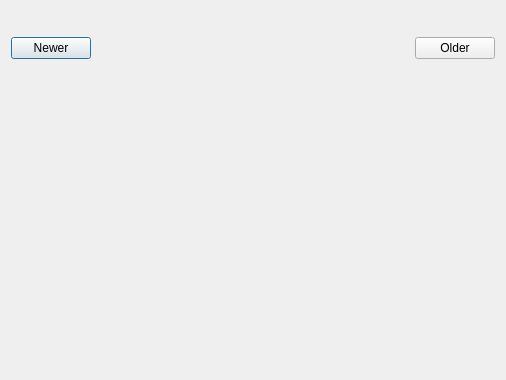
Inferno214221/sayonara-player, file src/Gui/History/GUI_History.ui: the form before one commit.
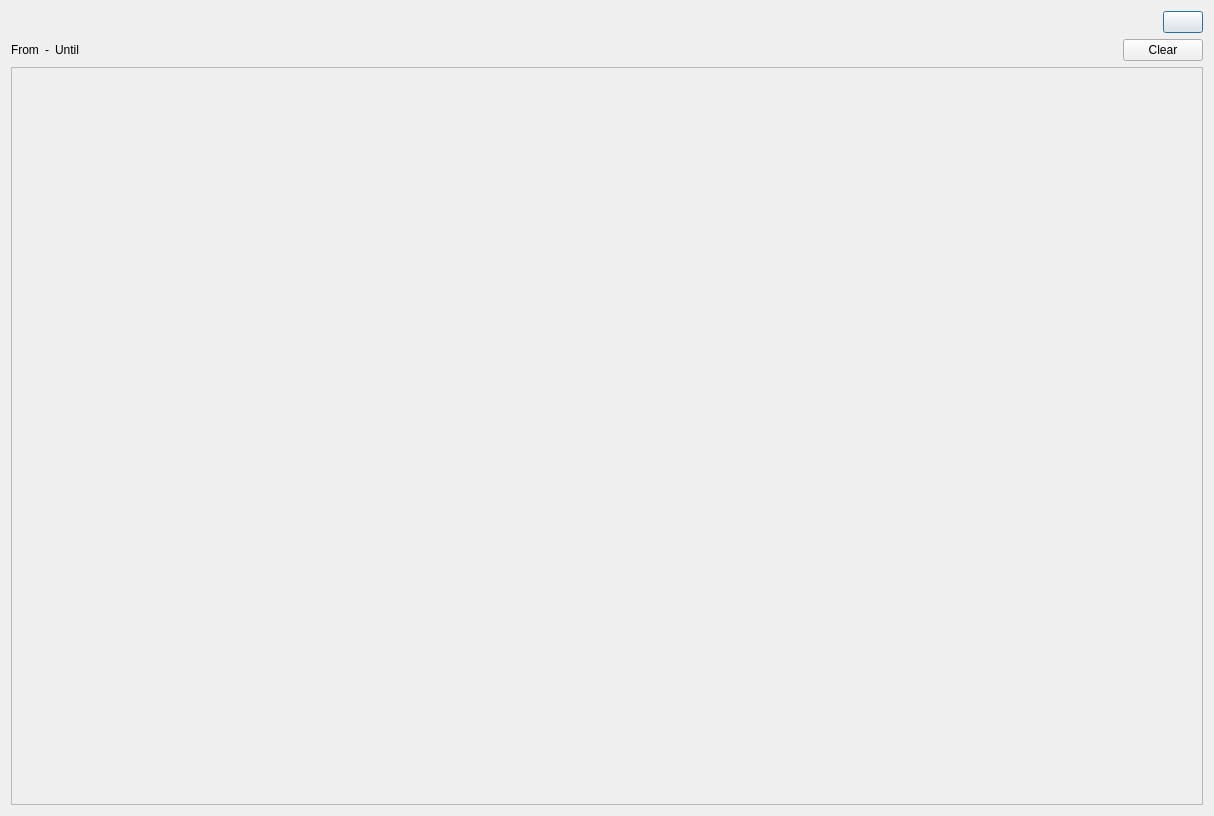
The form after the commit. Custom widgets are drawn as their Qt base class.

Commit message: History modifications: Added date dialog and removed buttons from main interface

The edit to the form file:
```diff
--- a/src/Gui/History/GUI_History.ui
+++ b/src/Gui/History/GUI_History.ui
@@ -6,8 +6,8 @@
    <rect>
     <x>0</x>
     <y>0</y>
-    <width>506</width>
-    <height>380</height>
+    <width>1214</width>
+    <height>816</height>
    </rect>
   </property>
   <property name="windowTitle">
@@ -39,34 +39,10 @@
        </property>
       </spacer>
      </item>
-    </layout>
-   </item>
-   <item>
-    <layout class="QHBoxLayout" name="horizontalLayout_4">
      <item>
-      <widget class="QPushButton" name="btn_newer">
+      <widget class="Gui::MenuToolButton" name="toolButton">
        <property name="text">
-        <string>Newer</string>
-       </property>
-      </widget>
-     </item>
-     <item>
-      <spacer name="horizontalSpacer_2">
-       <property name="orientation">
-        <enum>Qt::Horizontal</enum>
-       </property>
-       <property name="sizeHint" stdset="0">
-        <size>
-         <width>40</width>
-         <height>20</height>
-        </size>
-       </property>
-      </spacer>
-     </item>
-     <item>
-      <widget class="QPushButton" name="btn_older">
-       <property name="text">
-        <string>Older</string>
+        <string notr="true"/>
        </property>
       </widget>
      </item>
@@ -77,10 +53,128 @@
      <property name="currentIndex">
       <number>-1</number>
      </property>
+     <widget class="QWidget" name="page">
+      <layout class="QGridLayout" name="gridLayout">
+       <property name="leftMargin">
+        <number>0</number>
+       </property>
+       <property name="topMargin">
+        <number>0</number>
+       </property>
+       <property name="rightMargin">
+        <number>0</number>
+       </property>
+       <property name="bottomMargin">
+        <number>0</number>
+       </property>
+       <item row="1" column="0">
+        <widget class="QScrollArea" name="scrollArea">
+         <property name="widgetResizable">
+          <bool>true</bool>
+         </property>
+         <widget class="QWidget" name="scrollAreaWidgetContents">
+          <property name="geometry">
+           <rect>
+            <x>0</x>
+            <y>0</y>
+            <width>98</width>
+            <height>28</height>
+           </rect>
+          </property>
+         </widget>
+        </widget>
+       </item>
+      </layout>
+     </widget>
+     <widget class="QWidget" name="page_2">
+      <layout class="QGridLayout" name="gridLayout_2">
+       <property name="leftMargin">
+        <number>0</number>
+       </property>
+       <property name="topMargin">
+        <number>0</number>
+       </property>
+       <property name="rightMargin">
+        <number>0</number>
+       </property>
+       <property name="bottomMargin">
+        <number>0</number>
+       </property>
+       <item row="2" column="0">
+        <widget class="QScrollArea" name="scrollAreaRange">
+         <property name="widgetResizable">
+          <bool>true</bool>
+         </property>
+         <widget class="QWidget" name="scrollAreaRangeContents">
+          <property name="geometry">
+           <rect>
+            <x>0</x>
+            <y>0</y>
+            <width>1194</width>
+            <height>726</height>
+           </rect>
+          </property>
+         </widget>
+        </widget>
+       </item>
+       <item row="1" column="0">
+        <layout class="QHBoxLayout" name="horizontalLayout_3">
+         <item>
+          <widget class="QLabel" name="labFrom">
+           <property name="text">
+            <string notr="true">From</string>
+           </property>
+          </widget>
+         </item>
+         <item>
+          <widget class="QLabel" name="label_3">
+           <property name="text">
+            <string notr="true">-</string>
+           </property>
+          </widget>
+         </item>
+         <item>
+          <widget class="QLabel" name="labUntil">
+           <property name="text">
+            <string notr="true">Until</string>
+           </property>
+          </widget>
+         </item>
+         <item>
+          <spacer name="horizontalSpacer_2">
+           <property name="orientation">
+            <enum>Qt::Horizontal</enum>
+           </property>
+           <property name="sizeHint" stdset="0">
+            <size>
+             <width>40</width>
+             <height>20</height>
+            </size>
+           </property>
+          </spacer>
+         </item>
+         <item>
+          <widget class="QPushButton" name="btnClear">
+           <property name="text">
+            <string notr="true">Clear</string>
+           </property>
+          </widget>
+         </item>
+        </layout>
+       </item>
+      </layout>
+     </widget>
     </widget>
    </item>
   </layout>
  </widget>
+ <customwidgets>
+  <customwidget>
+   <class>Gui::MenuToolButton</class>
+   <extends>QPushButton</extends>
+   <header>Gui/Utils/MenuTool/MenuToolButton.h</header>
+  </customwidget>
+ </customwidgets>
  <resources/>
  <connections/>
 </ui>
```
Left out of the diff: 2 changed lines with no effect on the pictures. The commit also changes 22 other files.
